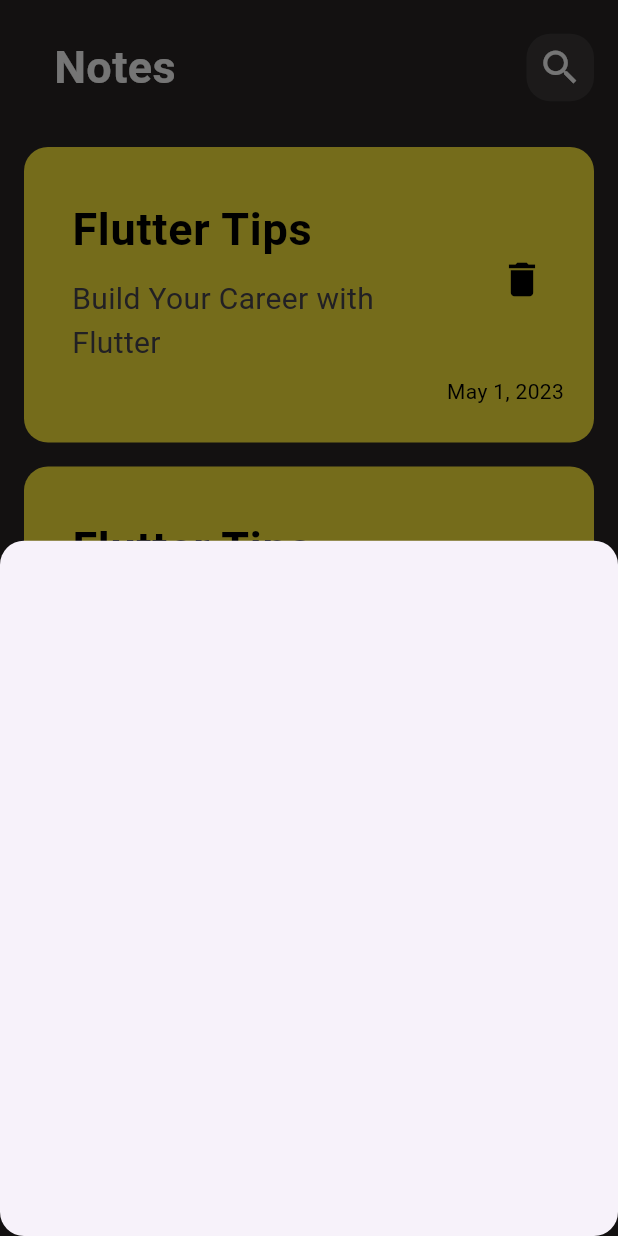
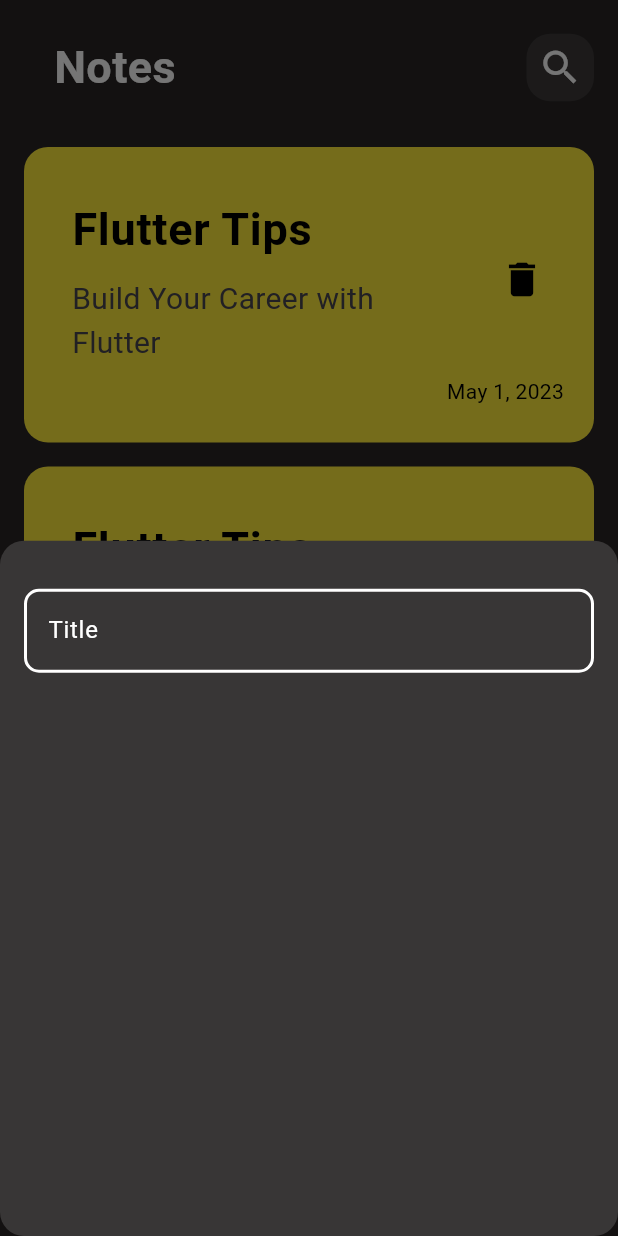
Before and after one commit to Mohandshraf/NotesApp2, a Flutter app: the screen it shows after launch, after a tap on the "add" icon, on a phone screen of 412 x 824 dp. Run offline on Flutter 3.47's test engine with Material 3 defaults, Android fonts, the phone set to English and light mode, and no system bars; our stand-ins replace device_preview.

Commit message:
Add CustomTextField widget and implement it in AddNoteBottomSheet

```diff
--- a/lib/views/notes_view.dart
+++ b/lib/views/notes_view.dart
@@ -11,6 +11,7 @@ class NotesView extends StatelessWidget {
       floatingActionButton: FloatingActionButton(
         onPressed: () {
           showModalBottomSheet(
+            backgroundColor: const Color.fromARGB(255, 56, 54, 54),
             shape: RoundedRectangleBorder(
               borderRadius: BorderRadius.circular(16),
             ),
--- a/lib/views/widgets/add_note_buttom_sheet.dart
+++ b/lib/views/widgets/add_note_buttom_sheet.dart
@@ -1,10 +1,14 @@
 import 'package:flutter/material.dart';
+import 'package:notesapp/views/widgets/custom_text_field.dart';
 
 class AddNoteButtomSheet extends StatelessWidget {
   const AddNoteButtomSheet({super.key});
 
   @override
   Widget build(BuildContext context) {
-    return Container();
+    return Padding(
+      padding: const EdgeInsets.only(top: 16, left: 16, right: 16, bottom: 32),
+      child: Column(children: [SizedBox(height: 16), CustomTextField()]),
+    );
   }
 }
--- /dev/null
+++ b/lib/views/widgets/custom_text_field.dart
@@ -0,0 +1,23 @@
+import 'package:flutter/material.dart';
+
+class CustomTextField extends StatelessWidget {
+  const CustomTextField({super.key});
+
+  @override
+  Widget build(BuildContext context) {
+    return TextField(
+      decoration: InputDecoration(
+        hintText: "Title",
+        hintStyle: TextStyle(color: Colors.white),
+        focusedBorder: OutlineInputBorder(
+          borderRadius: BorderRadius.circular(10),
+          borderSide: const BorderSide(color: Colors.white, width: 2),
+        ),
+        enabledBorder: OutlineInputBorder(
+          borderRadius: BorderRadius.circular(10),
+          borderSide: const BorderSide(color: Colors.white, width: 2),
+        ),
+      ),
+    );
+  }
+}
```
